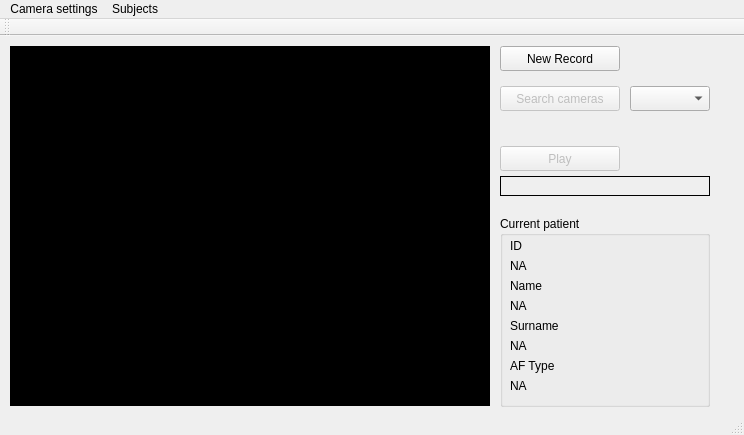
Before: the Qt Designer form camInterface/mainwindow.ui in LucaCerina/videoPPG_cameraInterface, drawn with Qt 5.
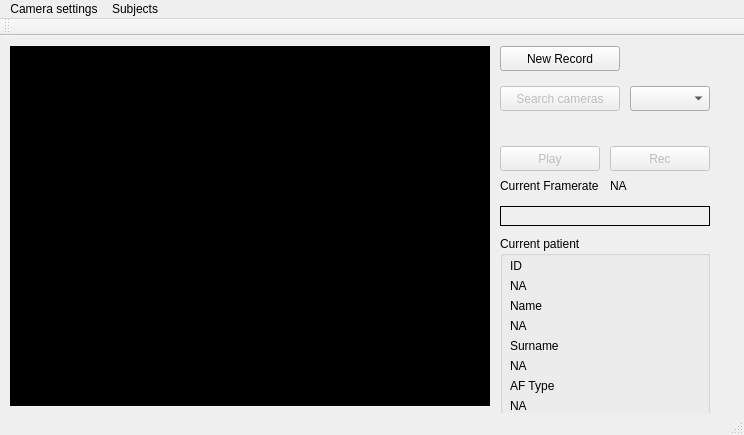
After: the same form once the commit is applied.

Commit message: added new camera interface, enabled video recording and save, measure total framerate

Diff of the .ui file:
```diff
--- a/camInterface/mainwindow.ui
+++ b/camInterface/mainwindow.ui
@@ -41,7 +41,7 @@
      <rect>
       <x>500</x>
       <y>110</y>
-      <width>120</width>
+      <width>100</width>
       <height>25</height>
      </rect>
     </property>
@@ -82,7 +82,7 @@
     <property name="geometry">
      <rect>
       <x>500</x>
-      <y>140</y>
+      <y>170</y>
       <width>210</width>
       <height>20</height>
      </rect>
@@ -120,7 +120,7 @@
     <property name="geometry">
      <rect>
       <x>500</x>
-      <y>180</y>
+      <y>200</y>
       <width>210</width>
       <height>191</height>
      </rect>
@@ -233,6 +233,51 @@
      </property>
     </widget>
    </widget>
+   <widget class="QPushButton" name="recButton">
+    <property name="enabled">
+     <bool>false</bool>
+    </property>
+    <property name="geometry">
+     <rect>
+      <x>610</x>
+      <y>110</y>
+      <width>100</width>
+      <height>25</height>
+     </rect>
+    </property>
+    <property name="text">
+     <string>Rec</string>
+    </property>
+    <property name="checkable">
+     <bool>false</bool>
+    </property>
+   </widget>
+   <widget class="QLabel" name="fpsLabelName">
+    <property name="geometry">
+     <rect>
+      <x>500</x>
+      <y>140</y>
+      <width>120</width>
+      <height>20</height>
+     </rect>
+    </property>
+    <property name="text">
+     <string>Current Framerate</string>
+    </property>
+   </widget>
+   <widget class="QLabel" name="fpsLabel">
+    <property name="geometry">
+     <rect>
+      <x>610</x>
+      <y>140</y>
+      <width>50</width>
+      <height>20</height>
+     </rect>
+    </property>
+    <property name="text">
+     <string>NA</string>
+    </property>
+   </widget>
   </widget>
   <widget class="QMenuBar" name="menuBar">
    <property name="geometry">
```
Left out of the diff: 2 changed lines with no effect on the pictures. The commit also changes 9 other files.
